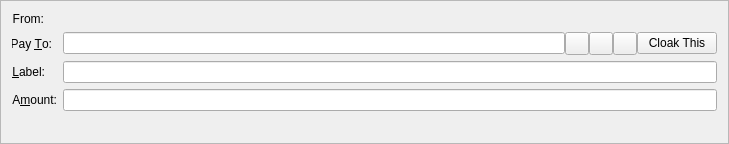
This is src/qt/forms/sendcoinsentry.ui in coinesmithe/DarkCash as Qt 5 draws it before an edit. The edited form follows.
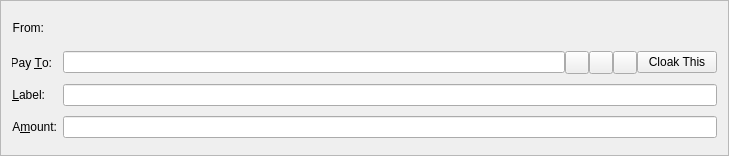
This is the edited form. Icons and pictures are not drawn. Custom widgets are drawn as their Qt base class.

```diff
--- a/src/qt/forms/sendcoinsentry.ui
+++ b/src/qt/forms/sendcoinsentry.ui
@@ -7,7 +7,7 @@
         <x>0</x>
         <y>0</y>
         <width>729</width>
-        <height>144</height>
+    <height>156</height>
       </rect>
     </property>
     <property name="windowTitle">
@@ -37,8 +37,8 @@
         <layout class="QHBoxLayout" name="horizontalLayout">
           <item>
             <widget class="QLabel" name="fromAddress">
-              <property name="text">
-                <sizepolicy hsizetype="Expanding" vsizetype="Fixed">
+       <property name="sizePolicy">
+        <sizepolicy hsizetype="Expanding" vsizetype="Expanding">
                   <horstretch>0</horstretch>
                   <verstretch>0</verstretch>
                 </sizepolicy>
@@ -49,6 +49,9 @@
                   <height>25</height>
                 </size>
               </property>
+       <property name="text">
+        <string/>
+       </property>
             </widget>
           </item>
         </layout>
```
Left out of the diff: 9 changed lines with no effect on the pictures. Lines whose indentation alone changed are shown as unchanged.
